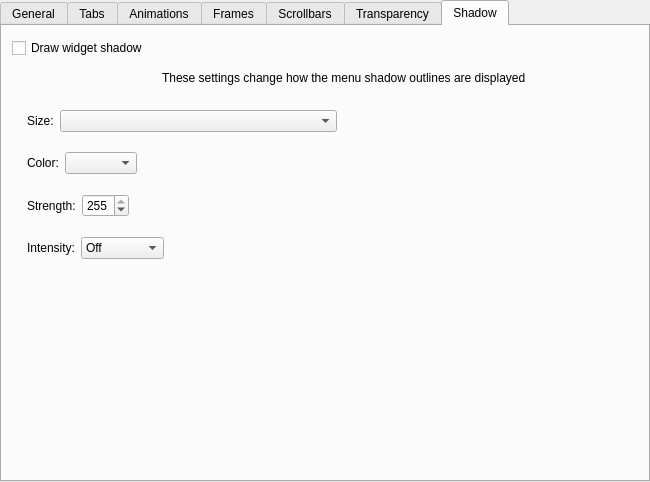
The window that kstyle/config/ui/darklystyleconfig.ui (DeltaCopy/Darkly) describes before a commit, drawn with Qt 5.
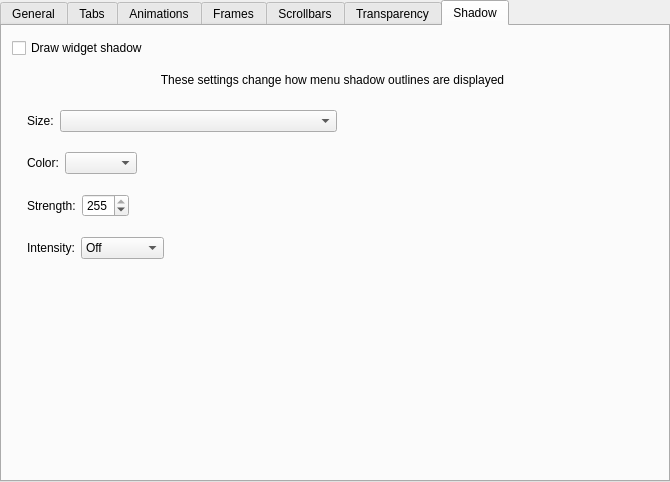
The same window after the commit. The open tabs and pages were chosen to show the change. Custom widgets are drawn as their Qt base class.

```diff
--- a/kstyle/config/ui/darklystyleconfig.ui
+++ b/kstyle/config/ui/darklystyleconfig.ui
@@ -6,7 +6,7 @@
    <rect>
     <x>0</x>
     <y>0</y>
-    <width>650</width>
+    <width>670</width>
     <height>482</height>
    </rect>
   </property>
@@ -18,7 +18,7 @@
   </property>
   <property name="minimumSize">
    <size>
-    <width>650</width>
+    <width>660</width>
     <height>0</height>
    </size>
   </property>
@@ -1374,17 +1374,20 @@
        <widget class="QLabel" name="label_16">
         <property name="geometry">
          <rect>
-          <x>150</x>
+          <x>50</x>
           <y>4</y>
-          <width>401</width>
-          <height>16</height>
+          <width>541</width>
+          <height>20</height>
          </rect>
         </property>
         <property name="frameShape">
          <enum>QFrame::Shape::NoFrame</enum>
         </property>
         <property name="text">
-         <string>These settings change how the menu shadow outlines are displayed</string>
+         <string>These settings change how menu shadow outlines are displayed</string>
+        </property>
+        <property name="alignment">
+         <set>Qt::AlignmentFlag::AlignCenter</set>
         </property>
        </widget>
        <widget class="QWidget" name="gridLayoutWidget">
```
Left out of the diff: 2 changed lines with no effect on the pictures.
